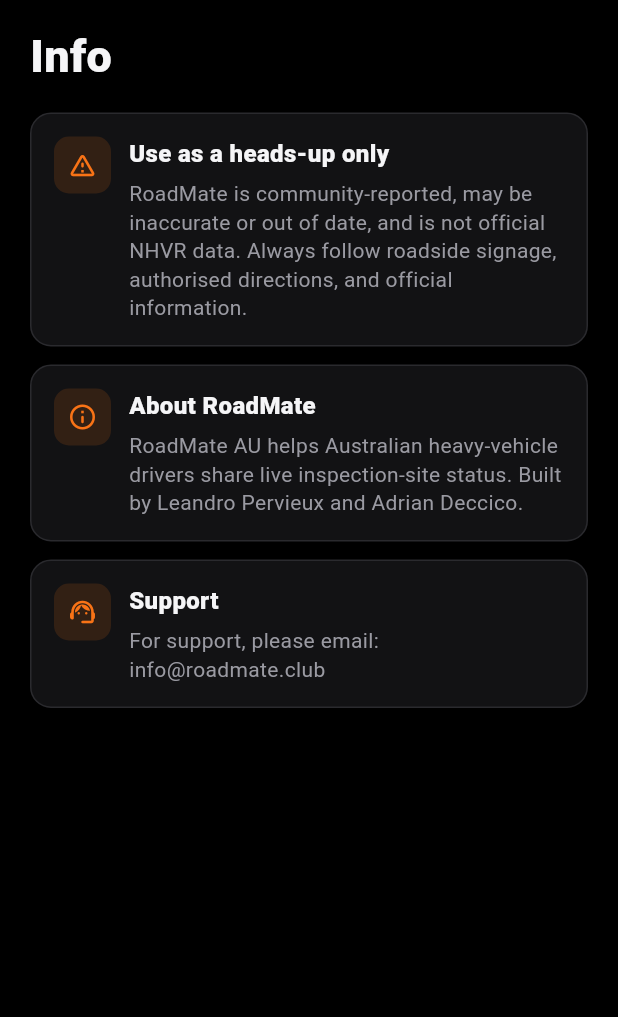
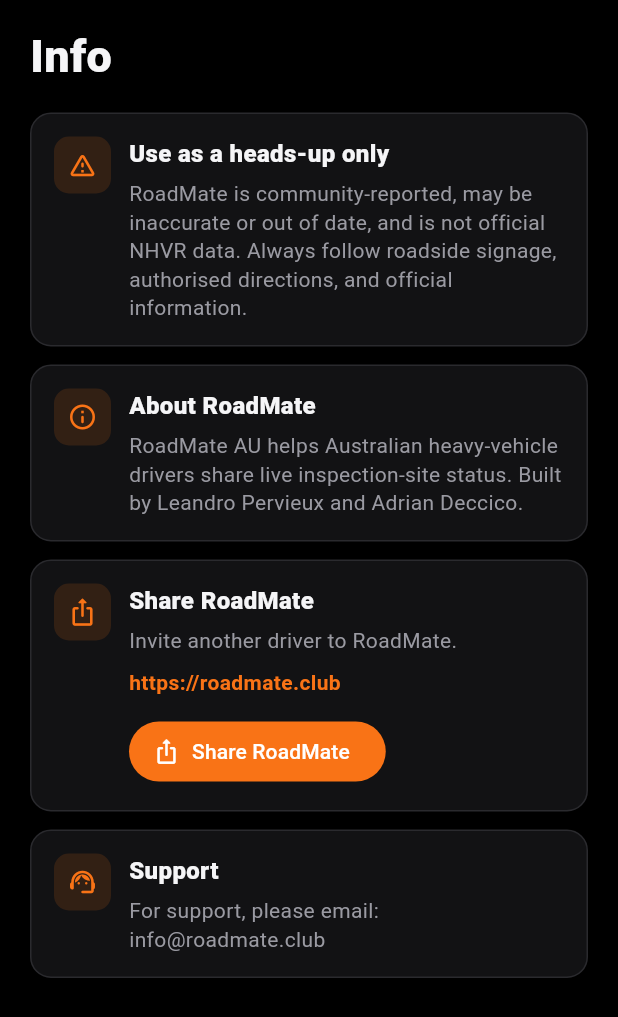
Before and after one commit to darumatic/roadmate, a Flutter app: the InfoScreen screen opened directly, on a phone screen of 412 x 824 dp. Shown: the top 1017 px of the screen. Run offline on Flutter 3.47's test engine with Material 3 defaults, Android fonts, the phone set to English and light mode, and no system bars; our stand-ins replace cloud_firestore, firebase_auth, firebase_core, flutter_riverpod, geolocator, go_router and 1 more; accounts and stored records are empty; network calls fail.

Commit message:
Add RoadMate sharing action

```diff
--- a/lib/features/info/info_screen.dart
+++ b/lib/features/info/info_screen.dart
@@ -1,9 +1,18 @@
 import 'package:flutter/material.dart';
+import 'package:flutter/services.dart';
+import 'package:share_plus/share_plus.dart';
 
 import '../../theme/app_theme.dart';
 
 class InfoScreen extends StatelessWidget {
   const InfoScreen({super.key});
+
+  static const shareUrl = 'https://roadmate.club';
+  static const shareText =
+      'RoadMate AU\n'
+      'Know before you roll.\n'
+      'Live community reports for heavy-vehicle inspection sites.\n\n'
+      '$shareUrl';
 
   @override
   Widget build(BuildContext context) {
@@ -42,6 +51,8 @@
                         'RoadMate AU helps Australian heavy-vehicle drivers share live inspection-site status. Built by Leandro Pervieux and Adrian Deccico.',
                   ),
                   SizedBox(height: 12),
+                  _ShareBlock(),
+                  SizedBox(height: 12),
                   _InfoBlock(
                     icon: Icons.support_agent_rounded,
                     title: 'Support',
@@ -54,6 +65,110 @@
         ),
       ),
     );
+  }
+}
+
+class _ShareBlock extends StatelessWidget {
+  const _ShareBlock();
+
+  @override
+  Widget build(BuildContext context) {
+    return DecoratedBox(
+      decoration: BoxDecoration(
+        color: AppTheme.surface,
+        border: Border.all(color: AppTheme.border),
+        borderRadius: BorderRadius.circular(14),
+      ),
+      child: Padding(
+        padding: const EdgeInsets.all(16),
+        child: Row(
+          crossAxisAlignment: CrossAxisAlignment.start,
+          children: [
+            Container(
+              width: 38,
+              height: 38,
+              alignment: Alignment.center,
+              decoration: BoxDecoration(
+                color: AppTheme.accent.withValues(alpha: 0.14),
+                borderRadius: BorderRadius.circular(10),
+              ),
+              child: const Icon(
+                Icons.ios_share_rounded,
+                color: AppTheme.accent,
+                size: 20,
+              ),
+            ),
+            const SizedBox(width: 12),
+            Expanded(
+              child: Column(
+                crossAxisAlignment: CrossAxisAlignment.start,
+                children: [
+                  const Text(
+                    'Share RoadMate',
+                    style: TextStyle(
+                      color: AppTheme.textPrimary,
+                      fontSize: 16,
+                      fontWeight: FontWeight.w800,
+                    ),
+                  ),
+                  const SizedBox(height: 6),
+                  const Text(
+                    'Invite another driver to RoadMate.',
+                    style: TextStyle(
+                      color: AppTheme.textSecondary,
+                      height: 1.35,
+                    ),
+                  ),
+                  const SizedBox(height: 8),
+                  const SelectableText(
+                    InfoScreen.shareUrl,
+                    style: TextStyle(
+                      color: AppTheme.accent,
+                      fontWeight: FontWeight.w700,
+                    ),
+                  ),
+                  const SizedBox(height: 12),
+                  FilledButton.icon(
+                    style: FilledButton.styleFrom(
+                      backgroundColor: AppTheme.accent,
+                      foregroundColor: Colors.white,
+                    ),
+                    icon: const Icon(Icons.ios_share_rounded, size: 18),
+                    label: const Text('Share RoadMate'),
+                    onPressed: () => _shareRoadMate(context),
+                  ),
+                ],
+              ),
+            ),
+          ],
+        ),
+      ),
+    );
+  }
+
+  Future<void> _shareRoadMate(BuildContext context) async {
+    try {
+      final box = context.findRenderObject() as RenderBox?;
+      final result = await SharePlus.instance.share(
+        ShareParams(
+          title: 'RoadMate AU',
+          subject: 'RoadMate AU',
+          text: InfoScreen.shareText,
+          sharePositionOrigin: box == null
+              ? null
+              : box.localToGlobal(Offset.zero) & box.size,
+        ),
+      );
+      if (result.status != ShareResultStatus.unavailable) return;
+    } catch (_) {
+      // Fall through to clipboard fallback.
+    }
+
+    await Clipboard.setData(const ClipboardData(text: InfoScreen.shareUrl));
+    if (!context.mounted) return;
+    ScaffoldMessenger.of(
+      context,
+    ).showSnackBar(const SnackBar(content: Text('RoadMate link copied')));
   }
 }
 
--- a/pubspec.yaml
+++ b/pubspec.yaml
@@ -41,6 +41,7 @@
   go_router: ^17.3.0
   geolocator: ^14.0.3
   intl: ^0.20.3
+  share_plus: ^13.2.0
 
 dev_dependencies:
   flutter_test:
```
Also changed, not shown: pubspec.lock, 1 other file.
